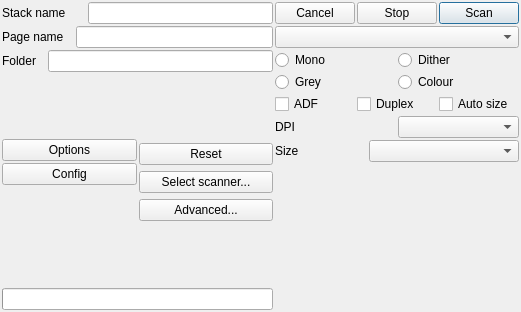
This is pscan.ui in sjg20/paperman as Qt 5 draws it before an edit. The edited form follows.
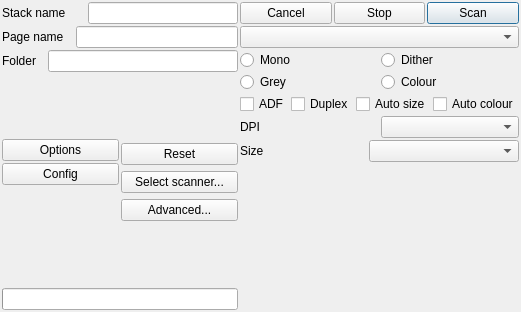
This is the edited form. Custom widgets are drawn as their Qt base class.

Commit message: Store colour pages as grey or mono when their pixels need no more

What changed in the file:
```diff
--- a/pscan.ui
+++ b/pscan.ui
@@ -497,6 +497,16 @@
            </property>
           </widget>
          </item>
+         <item>
+          <widget class="QCheckBox" name="autocolour">
+           <property name="toolTip">
+            <string>When scanning in colour, store pages that have no colour as grey, or as mono if they have no shading either</string>
+           </property>
+           <property name="text">
+            <string>Auto colour</string>
+           </property>
+          </widget>
+         </item>
         </layout>
        </item>
        <item>
```
The commit also changes 10 other files.
